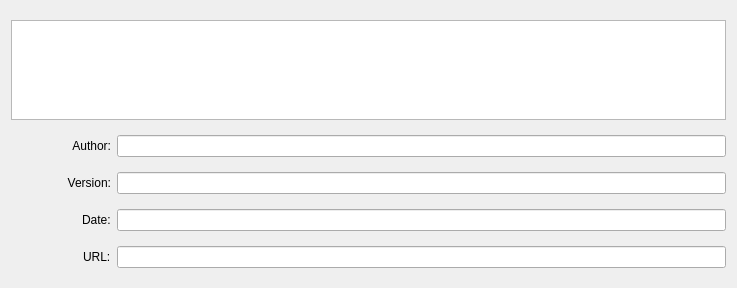
Above: ui/a2element/nfo_edit.ui from ewerybody/a2 before the change. Below: the same form after it.
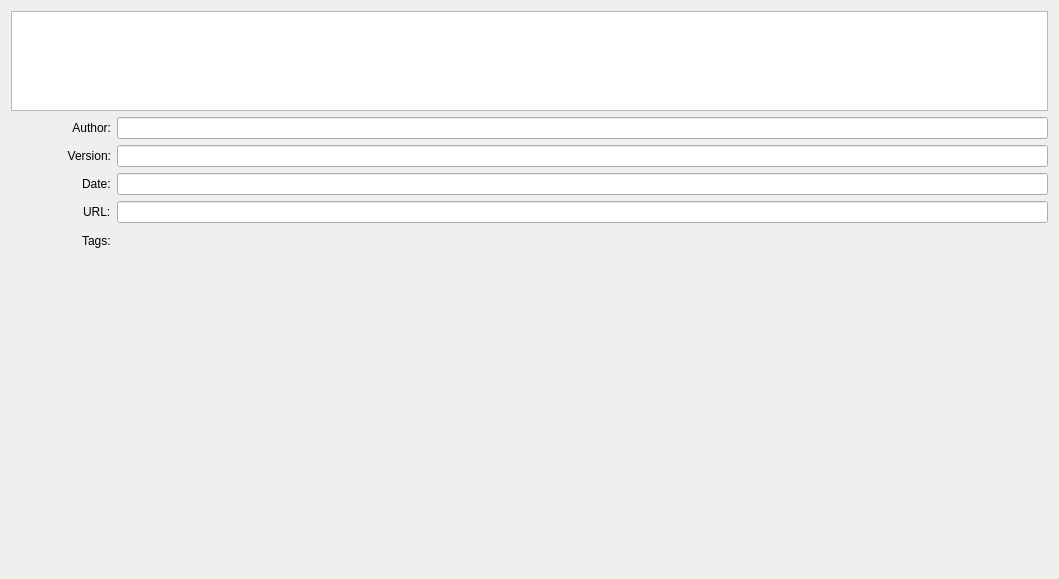
That is the form after the change. Custom widgets are drawn as their Qt base class.

Commit message: added TagField to nfo element

```diff
--- a/ui/a2element/nfo_edit.ui
+++ b/ui/a2element/nfo_edit.ui
@@ -6,8 +6,8 @@
    <rect>
     <x>0</x>
     <y>0</y>
-    <width>737</width>
-    <height>288</height>
+    <width>1059</width>
+    <height>579</height>
    </rect>
   </property>
   <property name="windowTitle">
@@ -104,8 +104,26 @@
      </property>
     </widget>
    </item>
+   <item row="5" column="0">
+    <widget class="QLabel" name="label_3">
+     <property name="text">
+      <string>Tags:</string>
+     </property>
+    </widget>
+   </item>
+   <item row="5" column="1">
+    <widget class="A2TagField" name="a2tag_field" native="true"/>
+   </item>
   </layout>
  </widget>
+ <customwidgets>
+  <customwidget>
+   <class>A2TagField</class>
+   <extends>QWidget</extends>
+   <header>a2widget</header>
+   <container>1</container>
+  </customwidget>
+ </customwidgets>
  <resources/>
  <connections/>
 </ui>
```
The commit also changes 2 other files.
